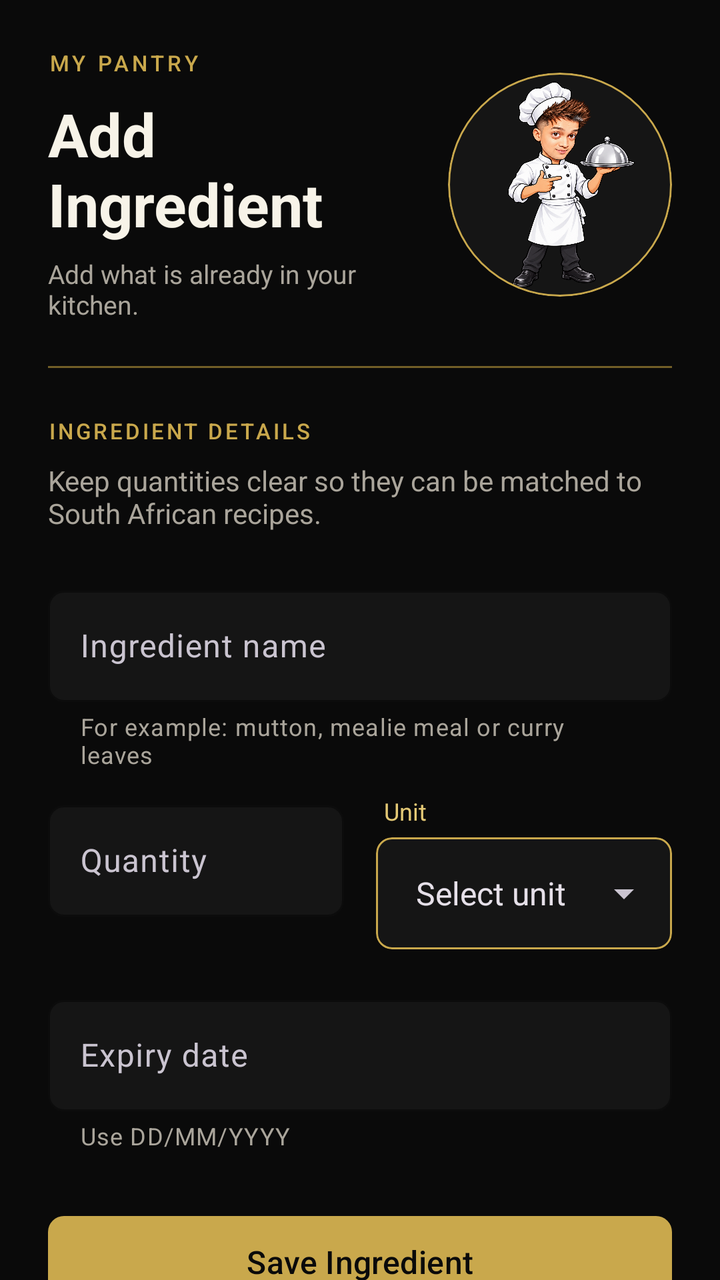
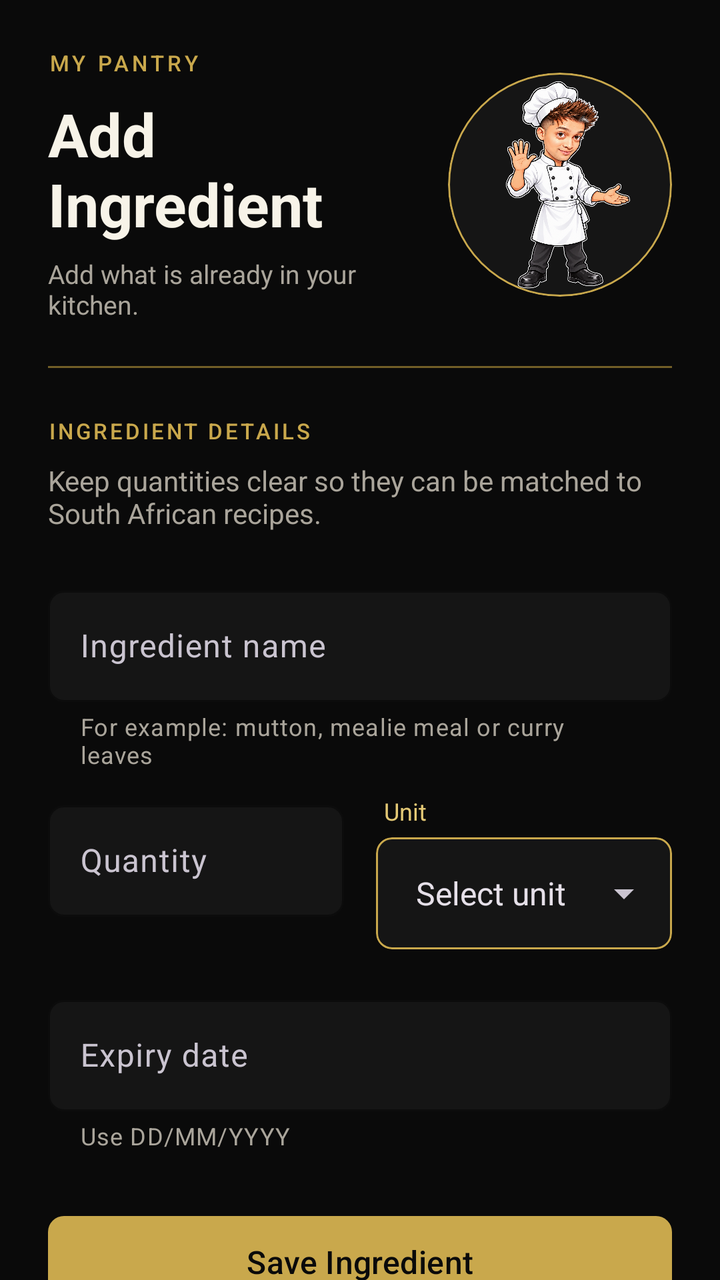

Screens rendered from an Android XML layout before and after an edit, with the pre-edit source and the edit as a unified diff.
<!-- AndroidManifest.xml: application theme Theme.SmartPantryManager -->
<!-- res/layout/activity_add_ingredient.xml -->
<?xml version="1.0" encoding="utf-8"?>
<androidx.core.widget.NestedScrollView xmlns:android="http://schemas.android.com/apk/res/android"
    xmlns:app="http://schemas.android.com/apk/res-auto"
    xmlns:tools="http://schemas.android.com/tools"
    android:id="@+id/add_ingredient_root"
    android:layout_width="match_parent"
    android:layout_height="match_parent"
    android:fillViewport="true"
    tools:context=".AddIngredientActivity">

    <LinearLayout
        android:layout_width="match_parent"
        android:layout_height="wrap_content"
        android:orientation="vertical"
        android:paddingStart="24dp"
        android:paddingTop="24dp"
        android:paddingEnd="24dp"
        android:paddingBottom="32dp">

        <LinearLayout
            android:layout_width="match_parent"
            android:layout_height="wrap_content"
            android:gravity="center_vertical"
            android:orientation="horizontal">

            <LinearLayout
                android:layout_width="0dp"
                android:layout_height="wrap_content"
                android:layout_weight="1"
                android:orientation="vertical">

                <TextView
                    android:layout_width="wrap_content"
                    android:layout_height="wrap_content"
                    android:fontFamily="sans-serif-medium"
                    android:letterSpacing="0.16"
                    android:text="@string/ingredient_wordmark"
                    android:textColor="@color/gold"
                    android:textSize="11sp" />

                <TextView
                    android:layout_width="wrap_content"
                    android:layout_height="wrap_content"
                    android:layout_marginTop="8dp"
                    android:accessibilityHeading="true"
                    tools:targetApi="p"
                    android:text="@string/add_ingredient_title"
                    android:textColor="@color/warm_white"
                    android:textSize="30sp"
                    android:textStyle="bold" />

                <TextView
                    android:layout_width="wrap_content"
                    android:layout_height="wrap_content"
                    android:layout_marginTop="6dp"
                    android:text="@string/add_ingredient_intro"
                    android:textColor="@color/muted_text"
                    android:textSize="13sp" />

            </LinearLayout>

            <com.google.android.material.card.MaterialCardView
                android:layout_width="112dp"
                android:layout_height="112dp"
                android:layout_marginStart="16dp"
                app:cardBackgroundColor="@color/surface_black"
                app:cardCornerRadius="56dp"
                app:cardElevation="0dp"
                app:strokeColor="@color/gold"
                app:strokeWidth="1dp">

                <ImageView
                    android:layout_width="match_parent"
                    android:layout_height="match_parent"
                    android:contentDescription="@string/ingredient_chef_description"
                    android:padding="4dp"
                    android:scaleType="centerInside"
                    android:src="@drawable/nadir_chef_ingredient" />

            </com.google.android.material.card.MaterialCardView>

        </LinearLayout>

        <View
            android:layout_width="match_parent"
            android:layout_height="1dp"
            android:layout_marginTop="22dp"
            android:background="@color/gold_dark" />

        <TextView
            android:layout_width="wrap_content"
            android:layout_height="wrap_content"
            android:layout_marginTop="24dp"
            android:fontFamily="sans-serif-medium"
            android:letterSpacing="0.12"
            android:text="@string/ingredient_details_label"
            android:textColor="@color/gold"
            android:textSize="11sp" />

        <TextView
            android:layout_width="match_parent"
            android:layout_height="wrap_content"
            android:layout_marginTop="8dp"
            android:text="@string/ingredient_details_hint"
            android:textColor="@color/muted_text"
            android:textSize="14sp" />

        <com.google.android.material.textfield.TextInputLayout
            android:id="@+id/layout_ingredient_name"
            android:layout_width="match_parent"
            android:layout_height="wrap_content"
            android:layout_marginTop="24dp"
            android:hint="@string/ingredient_name_hint"
            app:boxBackgroundColor="@color/surface_black"
            app:boxBackgroundMode="outline"
            app:boxCornerRadiusBottomEnd="8dp"
            app:boxCornerRadiusBottomStart="8dp"
            app:boxCornerRadiusTopEnd="8dp"
            app:boxCornerRadiusTopStart="8dp"
            app:boxStrokeColor="@color/gold"
            app:boxStrokeWidth="1dp"
            app:boxStrokeWidthFocused="2dp"
            app:helperText="@string/ingredient_name_example"
            app:helperTextTextColor="@color/muted_text"
            app:hintTextColor="@color/gold_light">

            <com.google.android.material.textfield.TextInputEditText
                android:id="@+id/input_ingredient_name"
                android:layout_width="match_parent"
                android:layout_height="wrap_content"
                android:inputType="textCapWords"
                android:maxLines="1"
                android:textColor="@color/warm_white"
                android:textColorHint="@color/muted_text" />

        </com.google.android.material.textfield.TextInputLayout>

        <LinearLayout
            android:layout_width="match_parent"
            android:layout_height="wrap_content"
            android:layout_marginTop="12dp"
            android:baselineAligned="false"
            android:orientation="horizontal">

            <com.google.android.material.textfield.TextInputLayout
                android:id="@+id/layout_ingredient_quantity"
                android:layout_width="0dp"
                android:layout_height="wrap_content"
                android:layout_marginEnd="8dp"
                android:layout_weight="1"
                android:hint="@string/ingredient_quantity_hint"
                app:boxBackgroundColor="@color/surface_black"
                app:boxBackgroundMode="outline"
                app:boxCornerRadiusBottomEnd="8dp"
                app:boxCornerRadiusBottomStart="8dp"
                app:boxCornerRadiusTopEnd="8dp"
                app:boxCornerRadiusTopStart="8dp"
                app:boxStrokeColor="@color/gold"
                app:boxStrokeWidth="1dp"
                app:boxStrokeWidthFocused="2dp"
                app:hintTextColor="@color/gold_light">

                <com.google.android.material.textfield.TextInputEditText
                    android:id="@+id/input_ingredient_quantity"
                    android:layout_width="match_parent"
                    android:layout_height="wrap_content"
                    android:inputType="numberDecimal"
                    android:maxLines="1"
                    android:textColor="@color/warm_white" />

            </com.google.android.material.textfield.TextInputLayout>

            <LinearLayout
                android:layout_width="0dp"
                android:layout_height="wrap_content"
                android:layout_marginStart="8dp"
                android:layout_weight="1"
                android:orientation="vertical">

                <TextView
                    android:layout_width="wrap_content"
                    android:layout_height="wrap_content"
                    android:layout_marginStart="4dp"
                    android:layout_marginBottom="5dp"
                    android:text="@string/ingredient_unit_label"
                    android:textColor="@color/gold_light"
                    android:textSize="12sp" />

                <com.google.android.material.card.MaterialCardView
                    android:layout_width="match_parent"
                    android:layout_height="56dp"
                    app:cardBackgroundColor="@color/surface_black"
                    app:cardCornerRadius="8dp"
                    app:cardElevation="0dp"
                    app:strokeColor="@color/gold"
                    app:strokeWidth="1dp">

                    <Spinner
                        android:id="@+id/input_ingredient_unit"
                        android:layout_width="match_parent"
                        android:layout_height="match_parent"
                        android:entries="@array/pantry_units"
                        android:paddingStart="12dp"
                        android:paddingEnd="8dp"
                        android:popupBackground="@color/surface_black_light"
                        android:spinnerMode="dropdown" />

                </com.google.android.material.card.MaterialCardView>

                <TextView
                    android:id="@+id/text_unit_error"
                    android:layout_width="wrap_content"
                    android:layout_height="wrap_content"
                    android:layout_marginStart="4dp"
                    android:layout_marginTop="4dp"
                    android:text="@string/ingredient_unit_required"
                    android:textColor="@color/error_red"
                    android:textSize="12sp"
                    android:visibility="gone" />

            </LinearLayout>

        </LinearLayout>

        <com.google.android.material.textfield.TextInputLayout
            android:id="@+id/layout_ingredient_expiry"
            android:layout_width="match_parent"
            android:layout_height="wrap_content"
            android:layout_marginTop="20dp"
            android:hint="@string/ingredient_expiry_hint"
            app:boxBackgroundColor="@color/surface_black"
            app:boxBackgroundMode="outline"
            app:boxCornerRadiusBottomEnd="8dp"
            app:boxCornerRadiusBottomStart="8dp"
            app:boxCornerRadiusTopEnd="8dp"
            app:boxCornerRadiusTopStart="8dp"
            app:boxStrokeColor="@color/gold"
            app:boxStrokeWidth="1dp"
            app:boxStrokeWidthFocused="2dp"
            app:helperText="@string/ingredient_expiry_helper"
            app:helperTextTextColor="@color/muted_text"
            app:hintTextColor="@color/gold_light">

            <com.google.android.material.textfield.TextInputEditText
                android:id="@+id/input_ingredient_expiry"
                android:layout_width="match_parent"
                android:layout_height="wrap_content"
                android:inputType="date"
                android:maxLength="10"
                android:maxLines="1"
                android:textColor="@color/warm_white"
                android:textColorHint="@color/muted_text" />

        </com.google.android.material.textfield.TextInputLayout>

        <com.google.android.material.button.MaterialButton
            android:id="@+id/button_save_ingredient"
            android:layout_width="match_parent"
            android:layout_height="54dp"
            android:layout_marginTop="28dp"
            android:text="@string/save_ingredient"
            android:textAllCaps="false"
            android:textColor="@color/app_black"
            android:textSize="16sp"
            app:backgroundTint="@color/gold"
            app:cornerRadius="8dp" />

        <com.google.android.material.button.MaterialButton
            android:id="@+id/button_delete_ingredient"
            style="@style/Widget.MaterialComponents.Button.OutlinedButton"
            android:layout_width="match_parent"
            android:layout_height="54dp"
            android:layout_marginTop="12dp"
            android:text="@string/delete_ingredient"
            android:textAllCaps="false"
            android:textColor="@color/gold_light"
            android:textSize="16sp"
            android:visibility="gone"
            app:cornerRadius="8dp"
            app:strokeColor="@color/gold_dark"
            tools:visibility="visible" />

    </LinearLayout>

</androidx.core.widget.NestedScrollView>
<!-- resources referenced by this layout -->
<resources>
  <string-array name="pantry_units">
          <item>Select unit</item>
          <item>g</item>
          <item>kg</item>
          <item>ml</item>
          <item>L</item>
          <item>tsp</item>
          <item>tbsp</item>
          <item>cup</item>
          <item>item</item>
          <item>bunch</item>
          <item>tin</item>
          <item>packet</item>
      </string-array>
  <color name="app_black">#0A0A0A</color>
  <color name="error_red">#FFB4AB</color>
  <color name="gold">#C9A84C</color>
  <color name="gold_dark">#725E27</color>
  <color name="gold_light">#E3C875</color>
  <color name="muted_text">#AAA59B</color>
  <color name="surface_black">#151515</color>
  <color name="surface_black_light">#1D1D1D</color>
  <color name="warm_white">#F7F3E8</color>
  <!-- drawable nadir_chef_ingredient: png bitmap (drawable-nodpi, 836989 bytes) -->
  <string name="add_ingredient_intro">Add what is already in your kitchen.</string>
  <string name="add_ingredient_title">Add Ingredient</string>
  <string name="delete_ingredient">Delete Ingredient</string>
  <string name="ingredient_chef_description">Illustration of Nadir presenting an ingredient</string>
  <string name="ingredient_details_hint">Keep quantities clear so they can be matched to South African recipes.</string>
  <string name="ingredient_details_label">INGREDIENT DETAILS</string>
  <string name="ingredient_expiry_helper">Use DD/MM/YYYY</string>
  <string name="ingredient_expiry_hint">Expiry date</string>
  <string name="ingredient_name_example">For example: mutton, mealie meal or curry leaves</string>
  <string name="ingredient_name_hint">Ingredient name</string>
  <string name="ingredient_quantity_hint">Quantity</string>
  <string name="ingredient_unit_label">Unit</string>
  <string name="ingredient_unit_required">Select a unit</string>
  <string name="ingredient_wordmark">MY PANTRY</string>
  <string name="save_ingredient">Save Ingredient</string>
  <style name="Theme.SmartPantryManager" parent="Base.Theme.SmartPantryManager" />
  <style name="Base.Theme.SmartPantryManager" parent="Theme.Material3.Dark.NoActionBar">
          <item name="colorPrimary">@color/gold</item>
          <item name="colorOnPrimary">@color/app_black</item>
          <item name="colorSecondary">@color/gold_light</item>
          <item name="colorSurface">@color/app_black</item>
          <item name="colorOnSurface">@color/warm_white</item>
          <item name="android:statusBarColor">@color/app_black</item>
          <item name="android:navigationBarColor">@color/app_black</item>
          <item name="android:windowBackground">@color/app_black</item>
          <item name="android:windowLightStatusBar">false</item>
      </style>
</resources>

<!-- the commit's change to res/layout/activity_add_ingredient.xml (unified diff, before → after) -->
@@ -75,7 +75,7 @@
                     android:contentDescription="@string/ingredient_chef_description"
                     android:padding="4dp"
                     android:scaleType="centerInside"
-                    android:src="@drawable/nadir_chef_ingredient" />
+                    android:src="@drawable/nadir_chef_add" />
 
             </com.google.android.material.card.MaterialCardView>
 
<!-- resource entries referenced after the edit -->
@@ -23,7 +23,7 @@
   <color name="surface_black">#151515</color>
   <color name="surface_black_light">#1D1D1D</color>
   <color name="warm_white">#F7F3E8</color>
-  <!-- drawable nadir_chef_ingredient: png bitmap (drawable-nodpi, 836989 bytes) -->
+  <!-- drawable nadir_chef_add: png bitmap (drawable-nodpi, 886904 bytes) -->
   <string name="add_ingredient_intro">Add what is already in your kitchen.</string>
   <string name="add_ingredient_title">Add Ingredient</string>
   <string name="delete_ingredient">Delete Ingredient</string>
